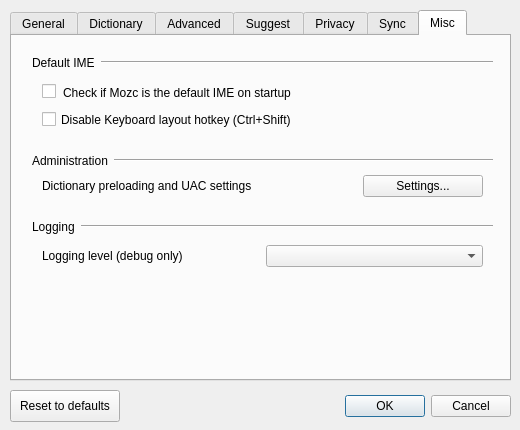
Old version of the form src/gui/config_dialog/config_dialog.ui in the repository niw/mozc.
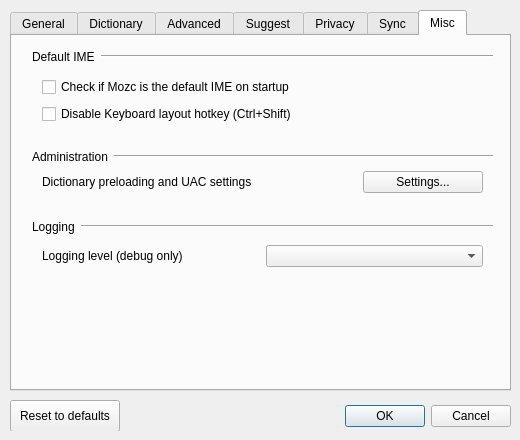
New version of the form. The open tabs and pages were chosen to show the change. Custom widgets are drawn as their Qt base class.

Commit message: * Fixed some bugs.   - Fixed memory leak in SCIM.(Issus 104)   - Fixed initial reconversion failure in IBus.(Issus 107)   - Changed to check the application have set IBUS_CAP_SURROUNDING_TEXT.   - Fixed SVN check out failure.(Issue 109) * Use new version of japanese_usage_dictionary.

```diff
--- a/src/gui/config_dialog/config_dialog.ui
+++ b/src/gui/config_dialog/config_dialog.ui
@@ -7,7 +7,7 @@
     <x>0</x>
     <y>0</y>
     <width>520</width>
-    <height>430</height>
+    <height>440</height>
    </rect>
   </property>
   <property name="sizePolicy">
@@ -19,13 +19,13 @@
   <property name="minimumSize">
    <size>
     <width>520</width>
-    <height>430</height>
+    <height>440</height>
    </size>
   </property>
   <property name="maximumSize">
    <size>
     <width>520</width>
-    <height>430</height>
+    <height>440</height>
    </size>
   </property>
   <property name="windowTitle">
@@ -46,7 +46,7 @@
       <x>10</x>
       <y>10</y>
       <width>501</width>
-      <height>371</height>
+      <height>381</height>
      </rect>
     </property>
     <property name="currentIndex">
@@ -1275,7 +1275,7 @@
       <property name="geometry">
        <rect>
         <x>20</x>
-        <y>16</y>
+        <y>10</y>
         <width>461</width>
         <height>21</height>
        </rect>
@@ -1336,9 +1336,9 @@
       <property name="geometry">
        <rect>
         <x>20</x>
-        <y>181</y>
+        <y>180</y>
         <width>461</width>
-        <height>20</height>
+        <height>21</height>
        </rect>
       </property>
       <layout class="QHBoxLayout" name="horizontalLayout_13">
@@ -1368,7 +1368,7 @@
       <property name="geometry">
        <rect>
         <x>20</x>
-        <y>114</y>
+        <y>110</y>
         <width>461</width>
         <height>21</height>
        </rect>
@@ -1400,7 +1400,7 @@
       <property name="geometry">
        <rect>
         <x>30</x>
-        <y>134</y>
+        <y>130</y>
         <width>441</width>
         <height>32</height>
        </rect>
@@ -1441,56 +1441,40 @@
        </item>
       </layout>
      </widget>
-     <widget class="QLabel" name="checkDefaultMessage">
-      <property name="geometry">
-       <rect>
-        <x>51</x>
-        <y>36</y>
-        <width>421</width>
-        <height>41</height>
-       </rect>
-      </property>
-      <property name="text">
-       <string>Check if Mozc is the default IME on startup</string>
-      </property>
-      <property name="wordWrap">
-       <bool>true</bool>
-      </property>
-     </widget>
-     <widget class="QCheckBox" name="checkDefaultCheckBox">
+     <widget class="QWidget" name="layoutWidget">
       <property name="geometry">
        <rect>
         <x>30</x>
         <y>40</y>
-        <width>21</width>
-        <height>31</height>
+        <width>441</width>
+        <height>51</height>
        </rect>
       </property>
-      <property name="sizePolicy">
-       <sizepolicy hsizetype="Minimum" vsizetype="Fixed">
-        <horstretch>0</horstretch>
-        <verstretch>0</verstretch>
-       </sizepolicy>
-      </property>
-      <property name="text">
-       <string/>
-      </property>
-      <property name="tristate">
-       <bool>false</bool>
-      </property>
-     </widget>
-     <widget class="QCheckBox" name="IMEHotKeyDisabledCheckBox">
-      <property name="geometry">
-       <rect>
-        <x>30</x>
-        <y>75</y>
-        <width>401</width>
-        <height>17</height>
-       </rect>
-      </property>
-      <property name="text">
-       <string>Disable Keyboard layout hotkey (Ctrl+Shift)</string>
-      </property>
+      <layout class="QGridLayout" name="gridLayout_8">
+       <item row="0" column="0">
+        <widget class="QCheckBox" name="checkDefaultCheckBox">
+         <property name="sizePolicy">
+          <sizepolicy hsizetype="Minimum" vsizetype="Fixed">
+           <horstretch>0</horstretch>
+           <verstretch>0</verstretch>
+          </sizepolicy>
+         </property>
+         <property name="text">
+          <string>Check if Mozc is the default IME on startup</string>
+         </property>
+         <property name="tristate">
+          <bool>false</bool>
+         </property>
+        </widget>
+       </item>
+       <item row="1" column="0">
+        <widget class="QCheckBox" name="IMEHotKeyDisabledCheckBox">
+         <property name="text">
+          <string>Disable Keyboard layout hotkey (Ctrl+Shift)</string>
+         </property>
+        </widget>
+       </item>
+      </layout>
      </widget>
     </widget>
    </widget>
@@ -1498,7 +1482,7 @@
     <property name="geometry">
      <rect>
       <x>10</x>
-      <y>390</y>
+      <y>400</y>
       <width>501</width>
       <height>32</height>
      </rect>
```
Left out of the diff: 146 changed lines with no effect on the pictures. The commit also changes 119 other files.
